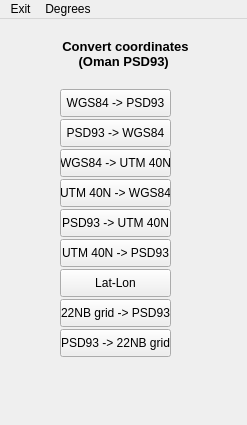
This is convert_main.ui in bvermeulen/Seistools as Qt 5 draws it before an edit. The edited form follows.
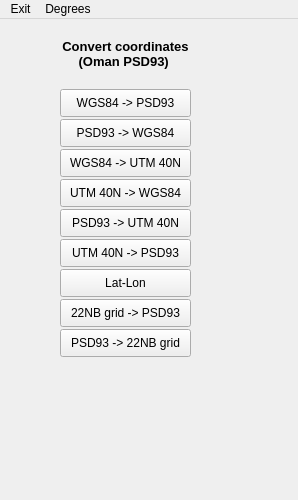
This is the edited form.

```diff
--- a/convert_main.ui
+++ b/convert_main.ui
@@ -6,8 +6,8 @@
    <rect>
     <x>0</x>
     <y>0</y>
-    <width>247</width>
-    <height>425</height>
+    <width>298</width>
+    <height>500</height>
    </rect>
   </property>
   <property name="windowTitle">
@@ -22,7 +22,7 @@
      <rect>
       <x>60</x>
       <y>130</y>
-      <width>111</width>
+      <width>131</width>
       <height>28</height>
      </rect>
     </property>
@@ -35,7 +35,7 @@
      <rect>
       <x>60</x>
       <y>100</y>
-      <width>111</width>
+      <width>131</width>
       <height>28</height>
      </rect>
     </property>
@@ -48,7 +48,7 @@
      <rect>
       <x>60</x>
       <y>190</y>
-      <width>111</width>
+      <width>131</width>
       <height>28</height>
      </rect>
     </property>
@@ -61,7 +61,7 @@
      <rect>
       <x>60</x>
       <y>160</y>
-      <width>111</width>
+      <width>131</width>
       <height>28</height>
      </rect>
     </property>
@@ -74,7 +74,7 @@
      <rect>
       <x>60</x>
       <y>280</y>
-      <width>111</width>
+      <width>131</width>
       <height>28</height>
      </rect>
     </property>
@@ -87,7 +87,7 @@
      <rect>
       <x>60</x>
       <y>220</y>
-      <width>111</width>
+      <width>131</width>
       <height>28</height>
      </rect>
     </property>
@@ -100,7 +100,7 @@
      <rect>
       <x>60</x>
       <y>310</y>
-      <width>111</width>
+      <width>131</width>
       <height>28</height>
      </rect>
     </property>
@@ -113,7 +113,7 @@
      <rect>
       <x>60</x>
       <y>70</y>
-      <width>111</width>
+      <width>131</width>
       <height>28</height>
      </rect>
     </property>
@@ -132,7 +132,7 @@
      <rect>
       <x>60</x>
       <y>250</y>
-      <width>111</width>
+      <width>131</width>
       <height>28</height>
      </rect>
     </property>
@@ -180,7 +180,7 @@
     <rect>
      <x>0</x>
      <y>0</y>
-     <width>247</width>
+     <width>298</width>
      <height>26</height>
     </rect>
    </property>
```
